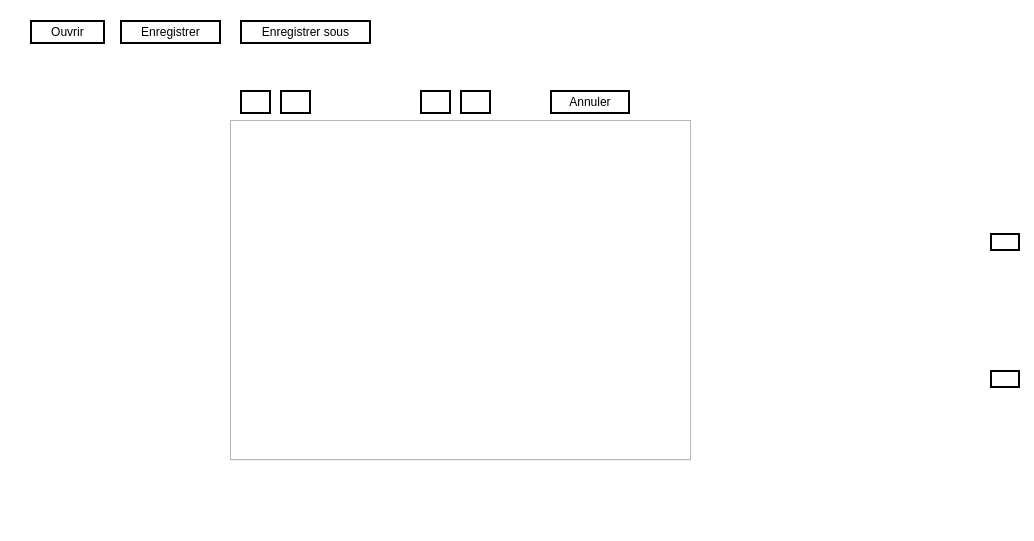
Before: the Qt Designer form imagedit.ui in NesrineGhannay/ImagEdit, drawn with Qt 5.
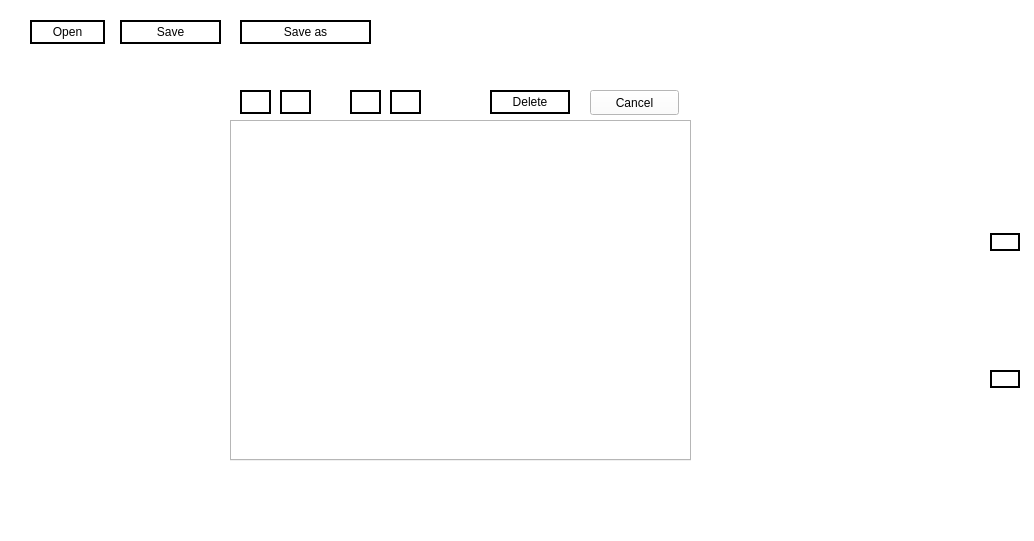
After: the same form once the commit is applied. Icons and pictures are not drawn.

Commit message: 18h09 add 3 button by issam & yasmine

The edit to the form file:
```diff
--- a/imagedit.ui
+++ b/imagedit.ui
@@ -36,7 +36,7 @@
      <string notr="true">border: 2px solid black;</string>
     </property>
     <property name="text">
-     <string>Ouvrir</string>
+     <string>Open</string>
     </property>
     <property name="icon">
      <iconset resource="Ressources.qrc">
@@ -65,7 +65,7 @@
      <string notr="true">border: 2px solid black;</string>
     </property>
     <property name="text">
-     <string>Enregistrer</string>
+     <string>Save</string>
     </property>
     <property name="icon">
      <iconset resource="Ressources.qrc">
@@ -88,7 +88,7 @@
      <string notr="true">border: 2px solid black;</string>
     </property>
     <property name="text">
-     <string>Enregistrer sous</string>
+     <string>Save as</string>
     </property>
     <property name="icon">
      <iconset resource="Ressources.qrc">
@@ -138,7 +138,7 @@
    <widget class="QPushButton" name="moins">
     <property name="geometry">
      <rect>
-      <x>460</x>
+      <x>390</x>
       <y>90</y>
       <width>31</width>
       <height>24</height>
@@ -152,13 +152,19 @@
     </property>
     <property name="icon">
      <iconset resource="Ressources.qrc">
-      <normaloff>:/moins.png</normaloff>:/moins.png</iconset>
+      <normaloff>:/dezoom.png</normaloff>:/dezoom.png</iconset>
+    </property>
+    <property name="iconSize">
+     <size>
+      <width>20</width>
+      <height>20</height>
+     </size>
     </property>
    </widget>
    <widget class="QPushButton" name="cancel">
     <property name="geometry">
      <rect>
-      <x>550</x>
+      <x>490</x>
       <y>90</y>
       <width>80</width>
       <height>24</height>
@@ -168,7 +174,7 @@
      <string notr="true">border: 2px solid black;</string>
     </property>
     <property name="text">
-     <string>Annuler</string>
+     <string>Delete</string>
     </property>
     <property name="icon">
      <iconset resource="Ressources.qrc">
@@ -264,7 +270,7 @@
    <widget class="QPushButton" name="plus">
     <property name="geometry">
      <rect>
-      <x>420</x>
+      <x>350</x>
       <y>90</y>
       <width>31</width>
       <height>24</height>
@@ -278,7 +284,26 @@
     </property>
     <property name="icon">
      <iconset resource="Ressources.qrc">
-      <normaloff>:/plus.png</normaloff>:/plus.png</iconset>
+      <normaloff>:/zoom.png</normaloff>:/zoom.png</iconset>
+    </property>
+    <property name="iconSize">
+     <size>
+      <width>20</width>
+      <height>20</height>
+     </size>
+    </property>
+   </widget>
+   <widget class="QPushButton" name="cancel_2">
+    <property name="geometry">
+     <rect>
+      <x>590</x>
+      <y>90</y>
+      <width>89</width>
+      <height>25</height>
+     </rect>
+    </property>
+    <property name="text">
+     <string>Cancel</string>
     </property>
    </widget>
   </widget>
```
Left out of the diff: 8 changed lines with no effect on the pictures. The commit also changes 11 other files.
